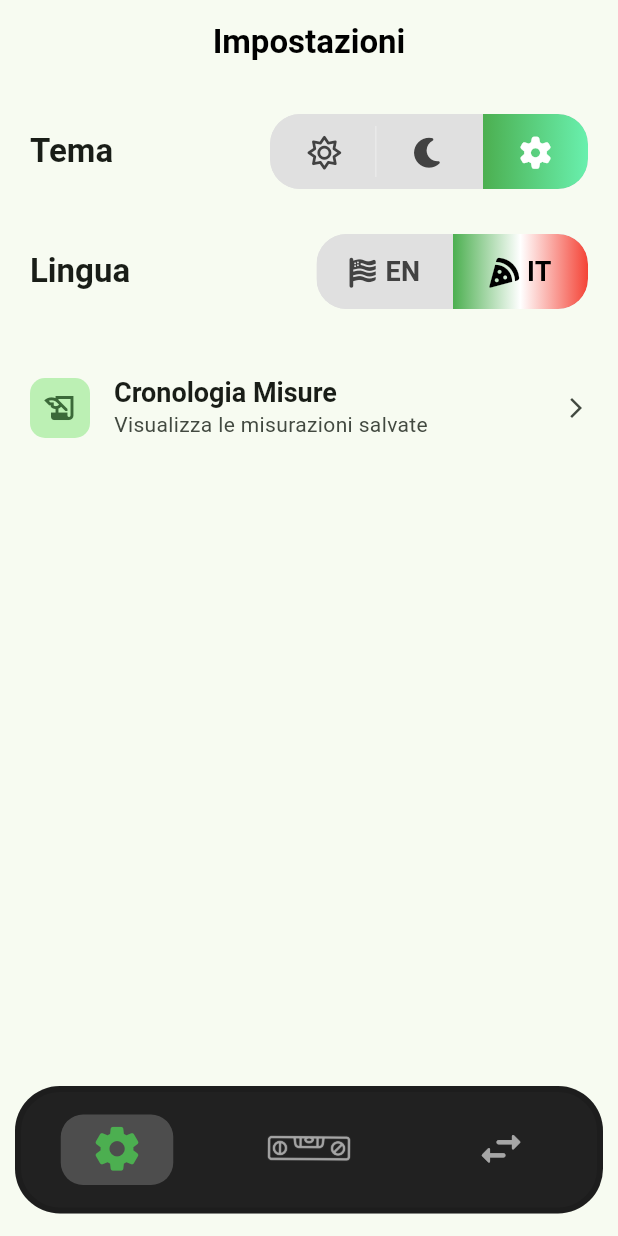
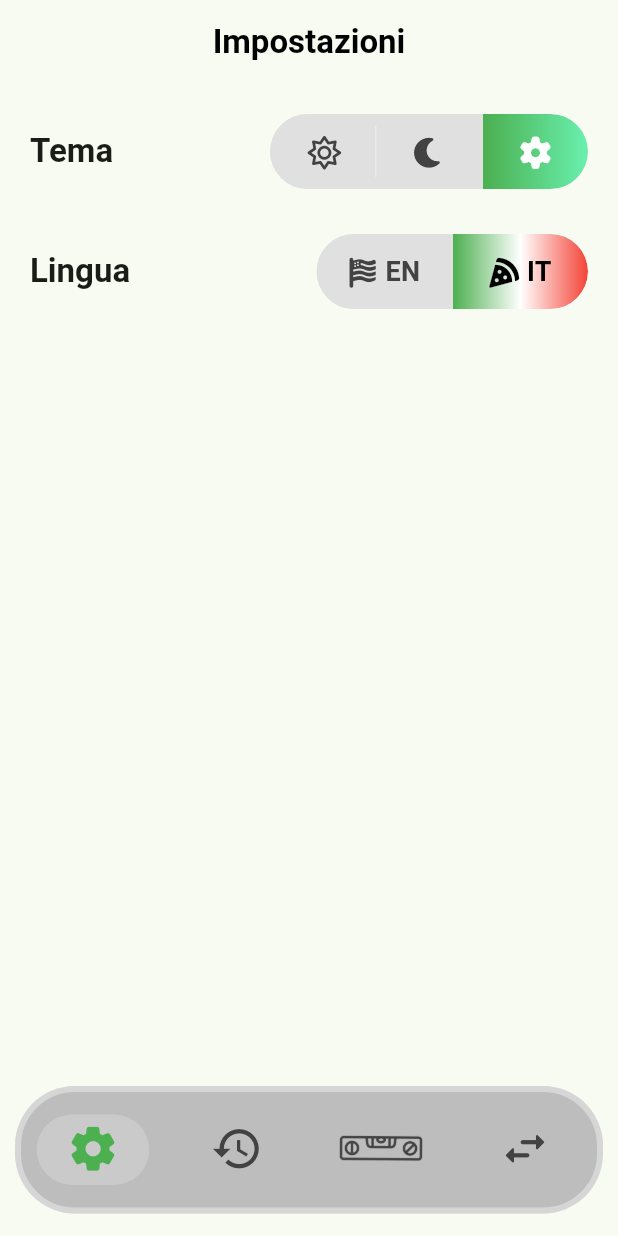
Before and after one commit to ptrmrb/progetto_livella, a Flutter app: the screen it shows after launch, after a tap on "IT", on a phone screen of 412 x 824 dp. Run offline on Flutter 3.47's test engine with Material 3 defaults, Android fonts, the light colour scheme and no system bars; drawn by our look-alikes of toggle_switch; our stand-ins replace font_awesome_flutter, sensors_plus, sqflite; accounts and stored records are empty.

Commit message:
sixth commit
come suggerito dai professori in seguito alla revisione in aula:
- modifica alla pagina della cronologia dei salvataggi, l'ho spostata all'interno della bottom navigation bar piuttosto che nella pagina delle impostazioni dove si trovava precedentemente, per maggiore coerenza.

```diff
--- a/lib/UI/layout.dart
+++ b/lib/UI/layout.dart
@@ -1,4 +1,5 @@
 import 'package:flutter/material.dart';
+import 'package:utility_toolset/UI/pages/history_page.dart';
 import 'pages/converter_page.dart';
 import 'pages/home_page.dart';
 import 'pages/settings_page.dart';
@@ -22,7 +23,7 @@ class MainLayout extends StatelessWidget {
     final brightness = Theme.of(context).brightness;
 
     return DefaultTabController(
-      length: 3,
+      length: 4,
       child: Scaffold(
         body: TabBarView(
           children: [
@@ -32,6 +33,7 @@ class MainLayout extends StatelessWidget {
               currentLocale: currentLocale,
               onLocaleChanged: onLocaleChanged,
             ),
+            const HistoryPage(),
             const HomePage(),
             const ConverterPage(),
           ],
@@ -43,16 +45,21 @@ class MainLayout extends StatelessWidget {
             clipBehavior: Clip.antiAlias,
             decoration: BoxDecoration(
               color: (brightness == Brightness.light)
-                  ? Colors.grey.shade900
+                  ? Colors.grey.shade400
                   : Colors.grey.shade800,
-
-              border: Border.all(color: Colors.black12, width: 4),
-              borderRadius: BorderRadius.circular(30),
+              border: Border.all(
+                  color:  (brightness == Brightness.light)
+                  ? Colors.white38
+                  : Colors.black12,
+                  width: 4),
+              borderRadius: BorderRadius.circular(40),
             ),
 
             child: TabBar(
               labelColor: Colors.green, //colore della icona selezionata nella bnb
-              unselectedLabelColor: Colors.white60, // colore delle icone non selezionate nelle bnb
+              unselectedLabelColor:(brightness == Brightness.light) // colore delle icone non selezionate nelle bnb
+                  ? Colors.grey.shade800
+                  : Colors.white60,
               indicatorColor: Colors.transparent,
               splashBorderRadius: BorderRadius.circular(30.0),
               dividerHeight: 0.0,
@@ -66,12 +73,15 @@ class MainLayout extends StatelessWidget {
               // colori della pillola
               indicator: BoxDecoration(
                 color: Colors.white.withOpacity(0.2),
-                borderRadius: BorderRadius.circular(15),
+                borderRadius: BorderRadius.circular(40),
               ),
 
               tabs: [
                 const Tab(
                   icon: Icon(Icons.settings_rounded, size: 35.0),
+                ),
+                const Tab(
+                  icon: Icon(Icons.history, size: 35.0),
                 ),
                 Tab(
                   icon: Transform.scale(
--- a/lib/UI/pages/settings_page.dart
+++ b/lib/UI/pages/settings_page.dart
@@ -74,7 +74,7 @@ class _SettingsPageState extends State<SettingsPage> {
                   minWidth: 70.0,
                   minHeight: 50.0,
                   initialLabelIndex: _getThemeIndex(),
-                  cornerRadius: 20.0,
+                  cornerRadius: 30.0,
                   activeFgColor: Colors.white,
                   inactiveBgColor: Colors.grey[300],
                   inactiveFgColor: Colors.grey[800],
@@ -113,7 +113,7 @@ class _SettingsPageState extends State<SettingsPage> {
                   minWidth: 90.0,
                   minHeight: 50.0,
                   initialLabelIndex: _getLocaleIndex(),
-                  cornerRadius: 20.0,
+                  cornerRadius: 30.0,
 
                   activeFgColor: Colors.black,
                   inactiveBgColor: Colors.grey[300],
@@ -156,29 +156,6 @@ class _SettingsPageState extends State<SettingsPage> {
                 ),
               ],
             ),
-
-            const SizedBox(height: 30), // Spazio tra le sezioni
-
-            ListTile(
-              contentPadding: EdgeInsets.zero,
-              leading: Container(
-                padding: const EdgeInsets.all(8),
-                decoration: BoxDecoration(
-                  color: Theme.of(context).colorScheme.primaryContainer,
-                  borderRadius: BorderRadius.circular(10),
-                ),
-                child: Icon(Icons.history_edu, color: Theme.of(context).colorScheme.primary),
-              ),
-              title: Text(AppLocalizations.of(context)!.translate('cronologia_misure'), style: titleStyle?.copyWith(fontSize: 18)),
-              subtitle: Text(AppLocalizations.of(context)!.translate('history_setting_description'), style: TextStyle(fontSize: 14)),
-              trailing: const Icon(Icons.arrow_forward_ios, size: 16),
-              onTap: () {
-                Navigator.push(
-                  context,
-                  MaterialPageRoute(builder: (context) => const HistoryPage()),
-                );
-              },
-            ),
           ],
         ),
       ),
```
Also changed, not shown: 54 other files.
